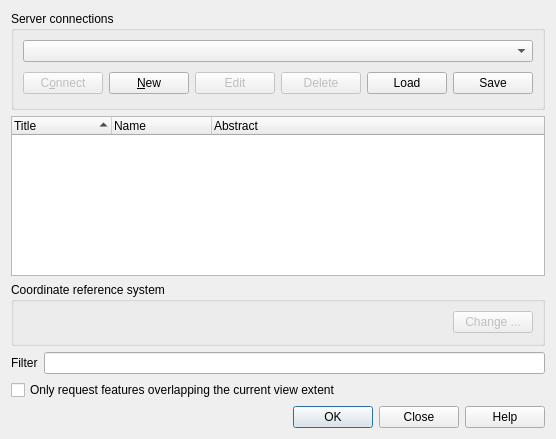
Before: the Qt Designer form src/ui/qgswfssourceselectbase.ui in kadas-albireo/kadas-albireo, drawn with Qt 5.
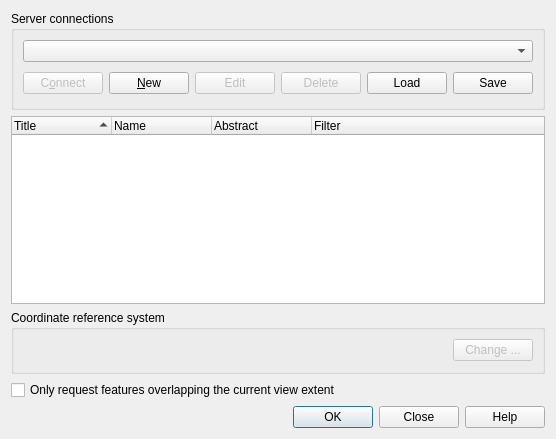
After: the same form once the commit is applied.

Commit message: Read available provider fields for expression dialog from wfs DescribeFeatureInfo

```diff
--- a/src/ui/qgswfssourceselectbase.ui
+++ b/src/ui/qgswfssourceselectbase.ui
@@ -112,7 +112,7 @@
       <bool>true</bool>
      </property>
      <property name="columnCount">
-      <number>3</number>
+      <number>4</number>
      </property>
      <column>
       <property name="text">
@@ -129,6 +129,11 @@
        <string>Abstract</string>
       </property>
      </column>
+     <column>
+      <property name="text">
+       <string>Filter</string>
+      </property>
+     </column>
     </widget>
    </item>
    <item row="2" column="0">
@@ -180,20 +185,6 @@
     </widget>
    </item>
    <item row="3" column="0">
-    <layout class="QHBoxLayout" name="horizontalLayout_2">
-     <item>
-      <widget class="QLabel" name="mFilterStringLabel">
-       <property name="text">
-        <string>Filter</string>
-       </property>
-      </widget>
-     </item>
-     <item>
-      <widget class="QLineEdit" name="mFilterLineEdit"/>
-     </item>
-    </layout>
-   </item>
-   <item row="4" column="0">
     <widget class="QCheckBox" name="mBboxCheckBox">
      <property name="text">
       <string>Only request features overlapping the current view extent</string>
```
Left out of the diff: 2 changed lines with no effect on the pictures. The commit also changes 6 other files.
